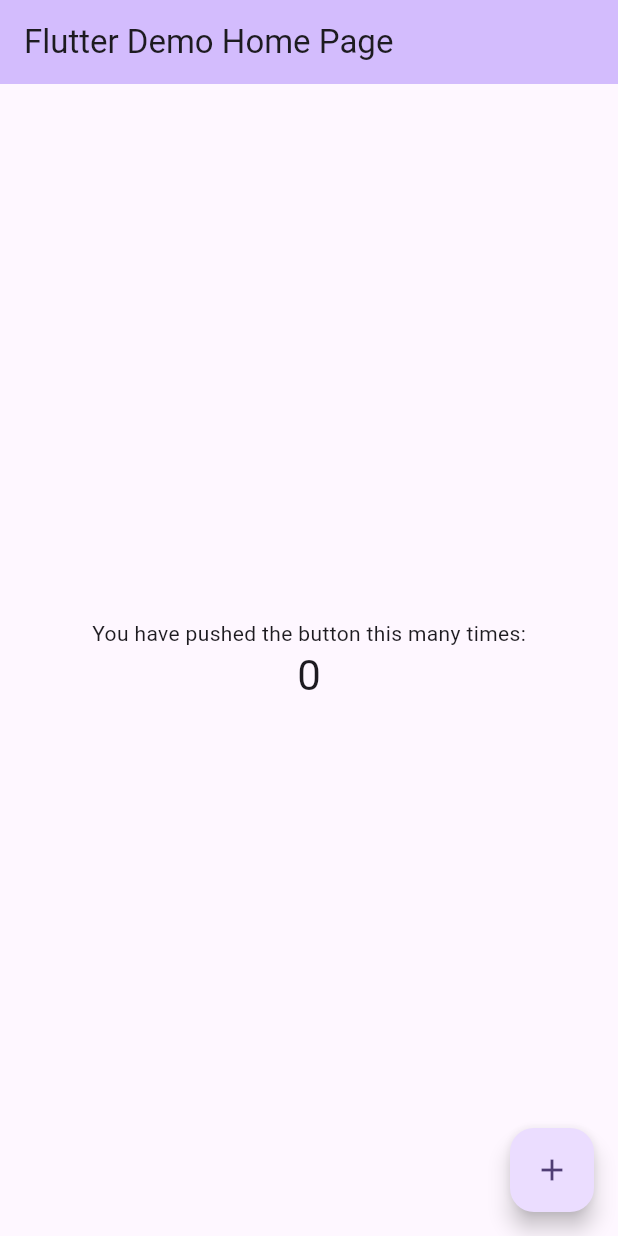
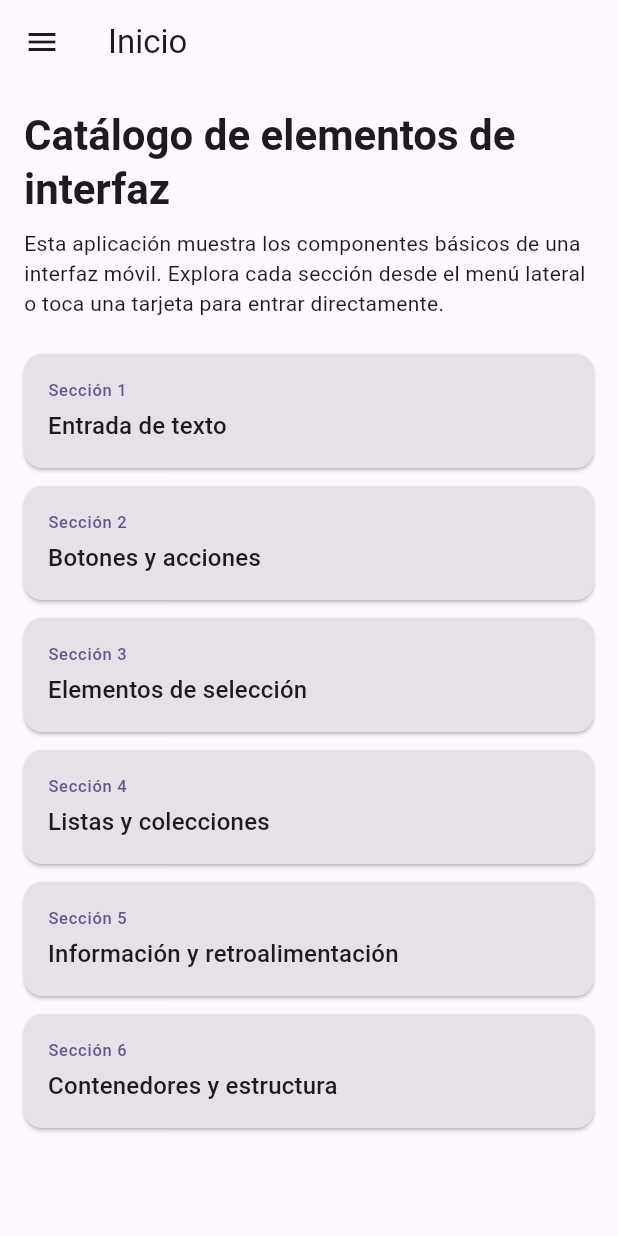
Before and after one commit to D1EGX10/7CV4Moviles-MendietaGonzalezDiego, a Flutter app: the screen it shows after launch, on a phone screen of 412 x 824 dp. Run offline on Flutter 3.47's test engine with Material 3 defaults, Android fonts, the phone set to English and light mode, and no system bars.

Commit message:
Flutter-NavegacionyDatos

```diff
--- a/Tarea2/vflutter/lib/main.dart
+++ b/Tarea2/vflutter/lib/main.dart
@@ -1,122 +1,34 @@
 import 'package:flutter/material.dart';
+import 'navegacion/navegacion_app.dart';
 
 void main() {
-  runApp(const MyApp());
+  runApp(const AplicacionCatalogo());
 }
 
-class MyApp extends StatelessWidget {
-  const MyApp({super.key});
+class AplicacionCatalogo extends StatelessWidget {
+  const AplicacionCatalogo({super.key});
 
-  // This widget is the root of your application.
   @override
   Widget build(BuildContext context) {
     return MaterialApp(
-      title: 'Flutter Demo',
+      title: 'Catálogo UI',
+      debugShowCheckedModeBanner: false,
       theme: ThemeData(
-        // This is the theme of your application.
-        //
-        // TRY THIS: Try running your application with "flutter run". You'll see
-        // the application has a purple toolbar. Then, without quitting the app,
-        // try changing the seedColor in the colorScheme below to Colors.green
-        // and then invoke "hot reload" (save your changes or press the "hot
-        // reload" button in a Flutter-supported IDE, or press "r" if you used
-        // the command line to start the app).
-        //
-        // Notice that the counter didn't reset back to zero; the application
-        // state is not lost during the reload. To reset the state, use hot
-        // restart instead.
-        //
-        // This works for code too, not just values: Most code changes can be
-        // tested with just a hot reload.
-        colorScheme: .fromSeed(seedColor: Colors.deepPurple),
+        useMaterial3: true,
+        colorScheme: ColorScheme.fromSeed(
+          seedColor: const Color(0xFF6750A4),
+          brightness: Brightness.light,
+        ),
       ),
-      home: const MyHomePage(title: 'Flutter Demo Home Page'),
+      darkTheme: ThemeData(
+        useMaterial3: true,
+        colorScheme: ColorScheme.fromSeed(
+          seedColor: const Color(0xFF6750A4),
+          brightness: Brightness.dark,
+        ),
+      ),
+      themeMode: ThemeMode.system,
+      home: const NavegacionApp(),
     );
   }
 }
-
-class MyHomePage extends StatefulWidget {
-  const MyHomePage({super.key, required this.title});
-
-  // This widget is the home page of your application. It is stateful, meaning
-  // that it has a State object (defined below) that contains fields that affect
-  // how it looks.
-
-  // This class is the configuration for the state. It holds the values (in this
-  // case the title) provided by the parent (in this case the App widget) and
-  // used by the build method of the State. Fields in a Widget subclass are
-  // always marked "final".
-
-  final String title;
-
-  @override
-  State<MyHomePage> createState() => _MyHomePageState();
-}
-
-class _MyHomePageState extends State<MyHomePage> {
-  int _counter = 0;
-
-  void _incrementCounter() {
-    setState(() {
-      // This call to setState tells the Flutter framework that something has
-      // changed in this State, which causes it to rerun the build method below
-      // so that the display can reflect the updated values. If we changed
-      // _counter without calling setState(), then the build method would not be
-      // called again, and so nothing would appear to happen.
-      _counter++;
-    });
-  }
-
-  @override
-  Widget build(BuildContext context) {
-    // This method is rerun every time setState is called, for instance as done
-    // by the _incrementCounter method above.
-    //
-    // The Flutter framework has been optimized to make rerunning build methods
-    // fast, so that you can just rebuild anything that needs updating rather
-    // than having to individually change instances of widgets.
-    return Scaffold(
-      appBar: AppBar(
-        // TRY THIS: Try changing the color here to a specific color (to
-        // Colors.amber, perhaps?) and trigger a hot reload to see the AppBar
-        // change color while the other colors stay the same.
-        backgroundColor: Theme.of(context).colorScheme.inversePrimary,
-        // Here we take the value from the MyHomePage object that was created by
-        // the App.build method, and use it to set our appbar title.
-        title: Text(widget.title),
-      ),
-      body: Center(
-        // Center is a layout widget. It takes a single child and positions it
-        // in the middle of the parent.
-        child: Column(
-          // Column is also a layout widget. It takes a list of children and
-          // arranges them vertically. By default, it sizes itself to fit its
-          // children horizontally, and tries to be as tall as its parent.
-          //
-          // Column has various properties to control how it sizes itself and
-          // how it positions its children. Here we use mainAxisAlignment to
-          // center the children vertically; the main axis here is the vertical
-          // axis because Columns are vertical (the cross axis would be
-          // horizontal).
-          //
-          // TRY THIS: Invoke "debug painting" (choose the "Toggle Debug Paint"
-          // action in the IDE, or press "p" in the console), to see the
-          // wireframe for each widget.
-          mainAxisAlignment: .center,
-          children: [
-            const Text('You have pushed the button this many times:'),
-            Text(
-              '$_counter',
-              style: Theme.of(context).textTheme.headlineMedium,
-            ),
-          ],
-        ),
-      ),
-      floatingActionButton: FloatingActionButton(
-        onPressed: _incrementCounter,
-        tooltip: 'Increment',
-        child: const Icon(Icons.add),
-      ),
-    );
-  }
-}
--- /dev/null
+++ b/Tarea2/vflutter/lib/navegacion/navegacion_app.dart
@@ -0,0 +1,120 @@
+import 'package:flutter/material.dart';
+import '../pantallas/inicio_pantalla.dart';
+import '../pantallas/entrada_texto_pantalla.dart';
+import '../pantallas/botones_pantalla.dart';
+import '../pantallas/seleccion_pantalla.dart';
+import '../pantallas/listas_pantalla.dart';
+import '../pantallas/informacion_pantalla.dart';
+import '../pantallas/contenedores_pantalla.dart';
+
+class NavegacionApp extends StatefulWidget {
+  const NavegacionApp({super.key});
+
+  @override
+  State<NavegacionApp> createState() => _NavegacionAppState();
+}
+
+class _NavegacionAppState extends State<NavegacionApp> {
+  int _indice = 0;
+
+  static const List<Map<String, dynamic>> _secciones = [
+    {'titulo': 'Inicio', 'icono': Icons.home},
+    {'titulo': '1. Entrada de texto', 'icono': Icons.edit},
+    {'titulo': '2. Botones y acciones', 'icono': Icons.smart_button},
+    {'titulo': '3. Elementos de selección', 'icono': Icons.tune},
+    {'titulo': '4. Listas y colecciones', 'icono': Icons.list},
+    {'titulo': '5. Información y retroalimentación', 'icono': Icons.info},
+    {'titulo': '6. Contenedores y estructura', 'icono': Icons.dashboard},
+  ];
+
+  void _cambiarSeccion(int indice) {
+    setState(() => _indice = indice);
+  }
+
+  Widget _pantallaActual() {
+    switch (_indice) {
+      case 0:
+        return InicioPantalla(onNavegar: _cambiarSeccion);
+      case 1:
+        return const EntradaTextoPantalla();
+      case 2:
+        return const BotonesPantalla();
+      case 3:
+        return const SeleccionPantalla();
+      case 4:
+        return const ListasPantalla();
+      case 5:
+        return const InformacionPantalla();
+      case 6:
+        return const ContenedoresPantalla();
+      default:
+        return InicioPantalla(onNavegar: _cambiarSeccion);
+    }
+  }
+
+  @override
+  Widget build(BuildContext context) {
+    return Scaffold(
+      appBar: AppBar(
+        title: Text(_secciones[_indice]['titulo'] as String),
+        leading: _indice == 0
+            ? Builder(
+          builder: (context) => IconButton(
+            icon: const Icon(Icons.menu),
+            onPressed: () => Scaffold.of(context).openDrawer(),
+          ),
+        )
+            : IconButton(
+          icon: const Icon(Icons.arrow_back),
+          onPressed: () => setState(() => _indice = 0),
+        ),
+      ),
+      drawer: Drawer(
+        child: ListView(
+          padding: EdgeInsets.zero,
+          children: [
+            DrawerHeader(
+              decoration: BoxDecoration(
+                color: Theme.of(context).colorScheme.primary,
+              ),
+              child: Column(
+                crossAxisAlignment: CrossAxisAlignment.start,
+                mainAxisAlignment: MainAxisAlignment.end,
+                children: [
+                  Icon(
+                    Icons.widgets,
+                    size: 40,
+                    color: Theme.of(context).colorScheme.onPrimary,
+                  ),
+                  const SizedBox(height: 8),
+                  Text(
+                    'Catálogo UI',
+                    style: TextStyle(
+                      color: Theme.of(context).colorScheme.onPrimary,
+                      fontSize: 20,
+                      fontWeight: FontWeight.bold,
+                    ),
+                  ),
+                ],
+              ),
+            ),
+            ..._secciones.asMap().entries.map((e) {
+              return ListTile(
+                leading: Icon(e.value['icono'] as IconData),
+                title: Text(e.value['titulo'] as String),
+                selected: _indice == e.key,
+                selectedTileColor:
+                Theme.of(context).colorScheme.primaryContainer,
+                onTap: () {
+                  setState(() => _indice = e.key);
+                  Navigator.pop(context);
+                },
+              );
+            }),
+          ],
+        ),
+      ),
+      body: _pantallaActual(),
+    );
+  }
+}
--- /dev/null
+++ b/Tarea2/vflutter/lib/pantallas/inicio_pantalla.dart
@@ -0,0 +1,66 @@
+import 'package:flutter/material.dart';
+
+class InicioPantalla extends StatelessWidget {
+  final void Function(int)? onNavegar;
+
+  const InicioPantalla({super.key, this.onNavegar});
+
+  @override
+  Widget build(BuildContext context) {
+    final secciones = [
+      ('Sección 1', 'Entrada de texto', 1),
+      ('Sección 2', 'Botones y acciones', 2),
+      ('Sección 3', 'Elementos de selección', 3),
+      ('Sección 4', 'Listas y colecciones', 4),
+      ('Sección 5', 'Información y retroalimentación', 5),
+      ('Sección 6', 'Contenedores y estructura', 6),
+    ];
+
+    return ListView(
+      padding: const EdgeInsets.all(16),
+      children: [
+        Text(
+          'Catálogo de elementos de interfaz',
+          style: Theme.of(context).textTheme.headlineMedium?.copyWith(
+            fontWeight: FontWeight.bold,
+          ),
+        ),
+        const SizedBox(height: 8),
+        Text(
+          'Esta aplicación muestra los componentes básicos de una interfaz móvil. '
+              'Explora cada sección desde el menú lateral o toca una tarjeta para entrar directamente.',
+          style: Theme.of(context).textTheme.bodyMedium,
+        ),
+        const SizedBox(height: 24),
+        ...secciones.map((s) {
+          return Card(
+            margin: const EdgeInsets.only(bottom: 12),
+            color: Theme.of(context).colorScheme.surfaceContainerHighest,
+            child: InkWell(
+              onTap: onNavegar != null ? () => onNavegar!(s.$3) : null,
+              child: Padding(
+                padding: const EdgeInsets.all(16),
+                child: Column(
+                  crossAxisAlignment: CrossAxisAlignment.start,
+                  children: [
+                    Text(
+                      s.$1,
+                      style: Theme.of(context).textTheme.labelSmall?.copyWith(
+                        color: Theme.of(context).colorScheme.primary,
+                      ),
+                    ),
+                    const SizedBox(height: 4),
+                    Text(
+                      s.$2,
+                      style: Theme.of(context).textTheme.titleMedium,
+                    ),
+                  ],
+                ),
+              ),
+            ),
+          );
+        }),
+      ],
+    );
+  }
+}
```
Also changed, not shown: Tarea2/vflutter/lib/datos/datos_compartidos.dart (added, +37 -0 lines), Tarea2/vflutter/lib/pantallas/botones_pantalla.dart (added, +12 -0 lines), Tarea2/vflutter/lib/pantallas/componentes_comunes.dart (added, +74 -0 lines), Tarea2/vflutter/lib/pantallas/contenedores_pantalla.dart (added, +12 -0 lines), Tarea2/vflutter/lib/pantallas/entrada_texto_pantalla.dart (added, +12 -0 lines), Tarea2/vflutter/lib/pantallas/informacion_pantalla.dart (added, +12 -0 lines), Tarea2/vflutter/lib/pantallas/listas_pantalla.dart (added, +12 -0 lines), Tarea2/vflutter/lib/pantallas/seleccion_pantalla.dart (added, +12 -0 lines).
